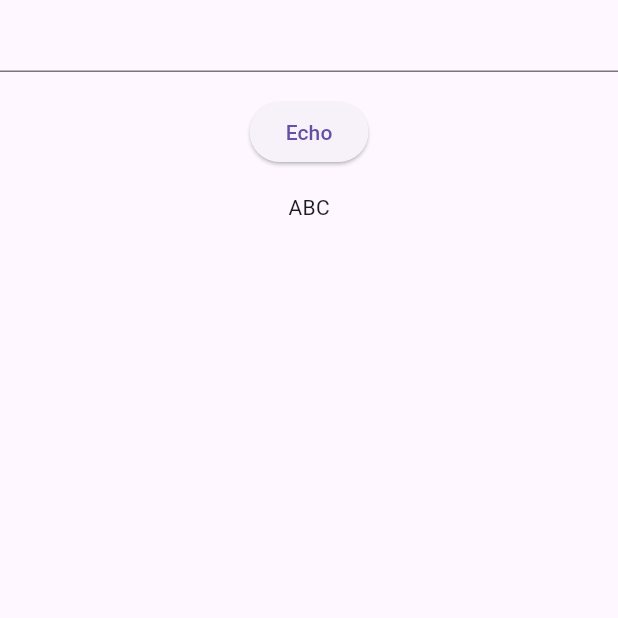
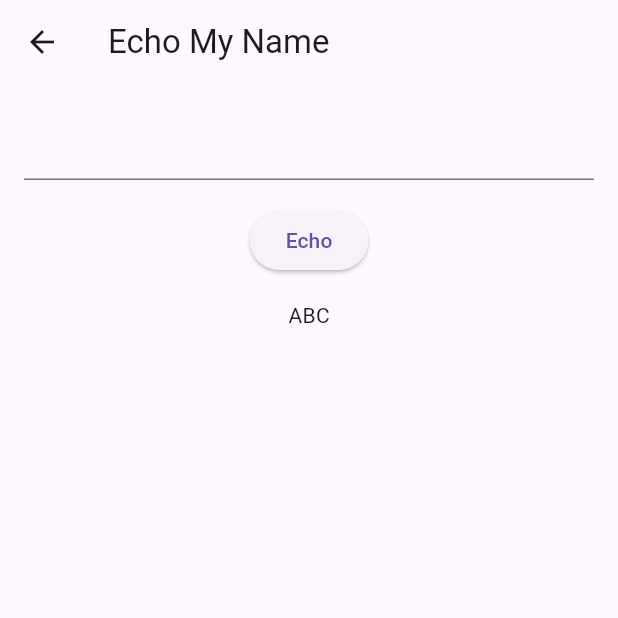
Before and after one commit to Milarize/todolist, a Flutter app: the EchoMyName screen opened by its route, on a phone screen of 412 x 824 dp, the top half of it. Run offline on Flutter 3.47's test engine with Material 3 defaults, Android fonts, the phone set to English and light mode, and no system bars.

Commit message:
padding Design Echo

```diff
--- a/lib/echo_my_name.dart
+++ b/lib/echo_my_name.dart
@@ -14,7 +14,7 @@ class _EchoMyNameState extends State<EchoMyName> {
   late TextEditingController
       _controller; //late ตัวแปรมีค่
 
-  @override
+   @override
   void initState() {
     // TODO: implement initState
     super.initState();
@@ -31,7 +31,11 @@ class _EchoMyNameState extends State<EchoMyName> {
   @override
   Widget build(BuildContext context) {
     return Scaffold(
+      appBar: AppBar(
+        title: Text("Echo My Name"),
+      ),
       body: Container(
+        padding: EdgeInsets.all((16.0)),
         child: Column(
           children: [
             TextField(
```
